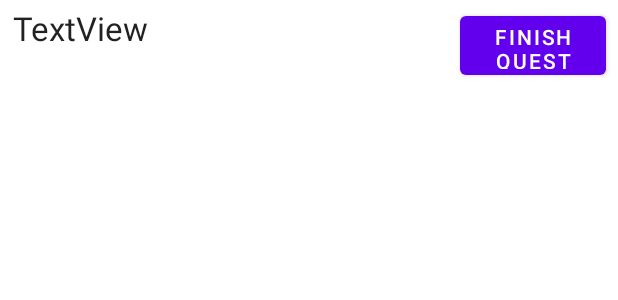
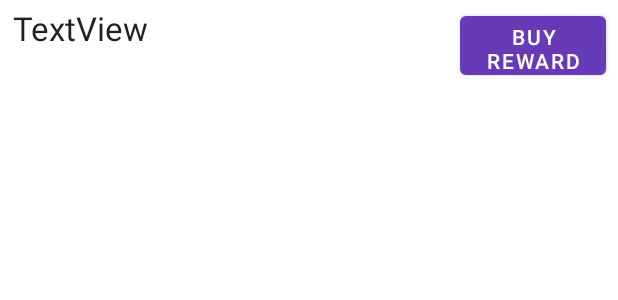
Before and after one commit to Darklordchinchin/actual_app, an Android app: the layout row_item_reward.xml on its own in the app's theme, with its tools: preview values and no code run, on a phone screen of 412 x 824 dp. Shown: the top 300 px of the screen. Run offline under Robolectric (Android 15) with nearby library versions, the phone set to English and light mode, and no system bars.

```diff
--- a/app/src/main/java/com/bananaemperor/myapplication/kamar_webview.java
+++ b/app/src/main/java/com/bananaemperor/myapplication/kamar_webview.java
@@ -14,7 +14,7 @@ public class kamar_webview extends AppCompatActivity {
         super.onCreate(savedInstanceState);
         setContentView(R.layout.activity_kamar_webview);
         kamar_webview = findViewById(R.id.kamar);
-        kamar_webview.setWebViewClient(new WebViewClient());
+
         kamar_webview.loadUrl("https://kamarportal.mrgs.school.nz/index.php"); //Load the Url to kamar
 
 
--- a/app/src/main/java/com/bananaemperor/myapplication/rewards.java
+++ b/app/src/main/java/com/bananaemperor/myapplication/rewards.java
@@ -55,7 +55,7 @@ public class rewards extends AppCompatActivity {
 
 
         reward_gold.gold_value = findViewById(R.id.gold_value);
-        reward_gold.gold_value.setText(String.valueOf(MainActivity.gold.gold_amount));
+        reward_gold.gold_value.setText(String.valueOf(MainActivity.gold.gold_amount));  //Display the gold value from the main activity
 
 
         menu_button.setOnClickListener(new View.OnClickListener() { //Setup the menu button
--- a/app/src/main/res/layout/row_item_reward.xml
+++ b/app/src/main/res/layout/row_item_reward.xml
@@ -41,7 +41,8 @@
         android:layout_width="97dp"
         android:layout_height="51dp"
         android:layout_marginStart="2dp"
-        android:text="@string/end_quest"
+        android:text="@string/buy_reward"
+        app:backgroundTint="#673AB7"
         app:layout_constraintBottom_toBottomOf="parent"
         app:layout_constraintEnd_toEndOf="parent"
         app:layout_constraintStart_toEndOf="@+id/reward_row"
--- a/app/src/main/res/values/strings.xml
+++ b/app/src/main/res/values/strings.xml
@@ -44,5 +44,6 @@
 
     </string>
     <string name="help_title">How to play the game:</string>
+    <string name="buy_reward">Buy Reward</string>
 
 </resources>
```
